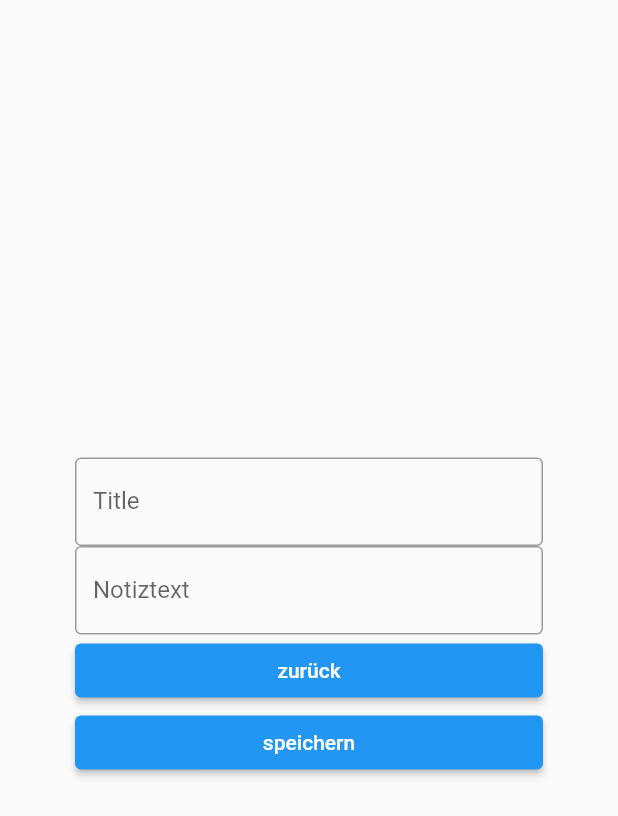
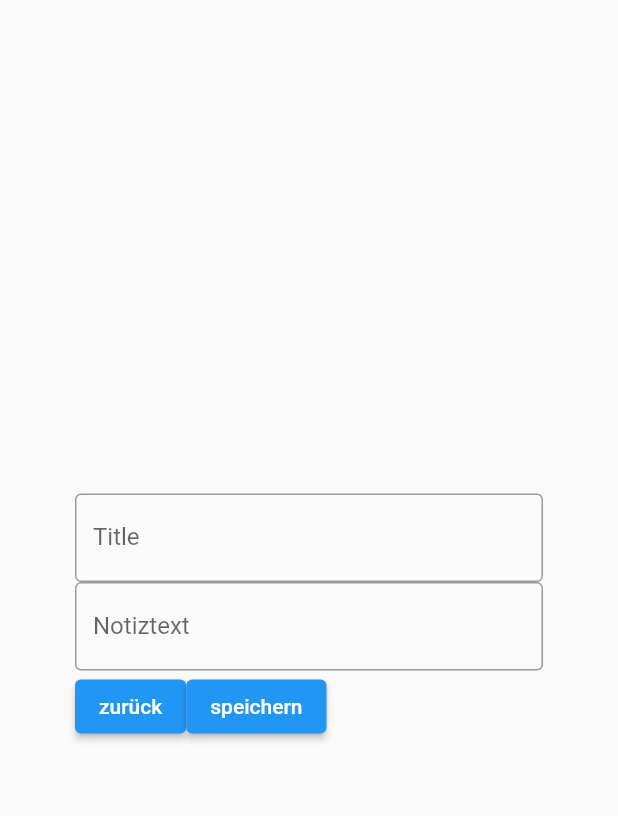
Before and after one commit to AaronLinder/notizapp, a Flutter app: the notiz screen opened by its route, on a phone screen of 412 x 824 dp. Shown: the top 816 px of the screen. Run offline on Flutter 3.47's test engine with Material 2 defaults, Android fonts, the phone set to English and light mode, and no system bars.

Commit message:
buttons nebeneinander

```diff
--- a/lib/notiz.dart
+++ b/lib/notiz.dart
@@ -25,6 +25,8 @@ class notiz extends StatelessWidget {
                       border: OutlineInputBorder(),
                       labelText: 'Notiztext',
                     )),
+                Row(
+                  children: [
                     ElevatedButton(
                         onPressed: () {
                           Navigator.pushNamed(context, 'uebersicht');
@@ -39,6 +41,9 @@ class notiz extends StatelessWidget {
                         child: Center(
                           child: Text('speichern'),
                         ))
+                    ]
+                )
+
               ])),
     );
   }
```
Lines whose indentation alone changed are shown as unchanged.
